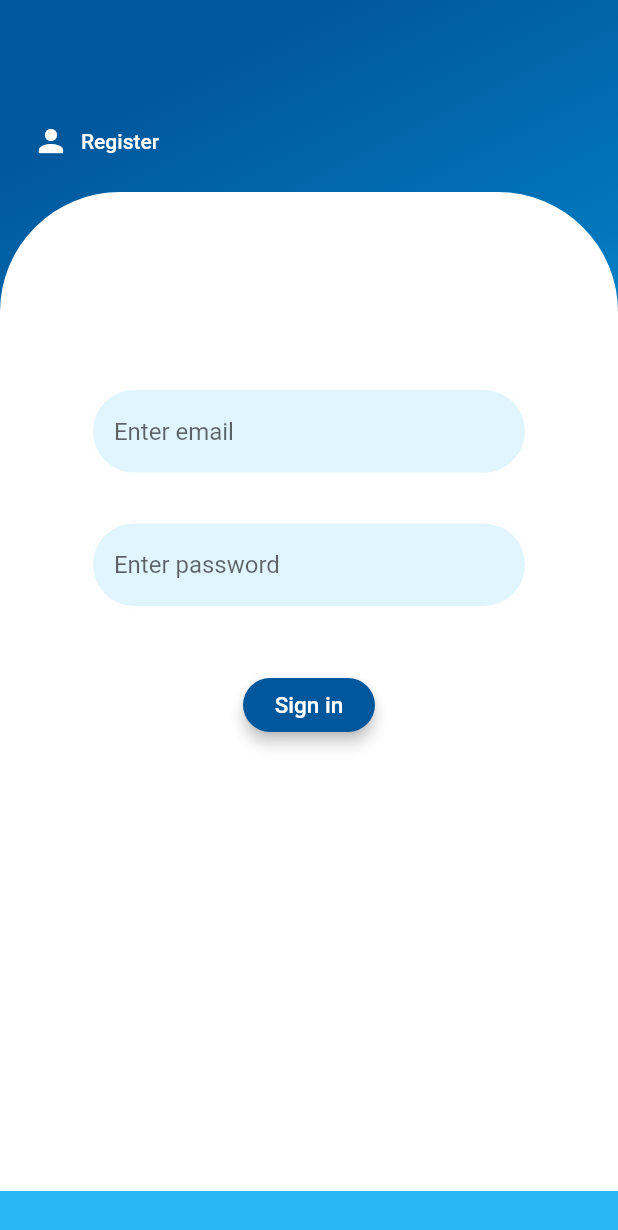
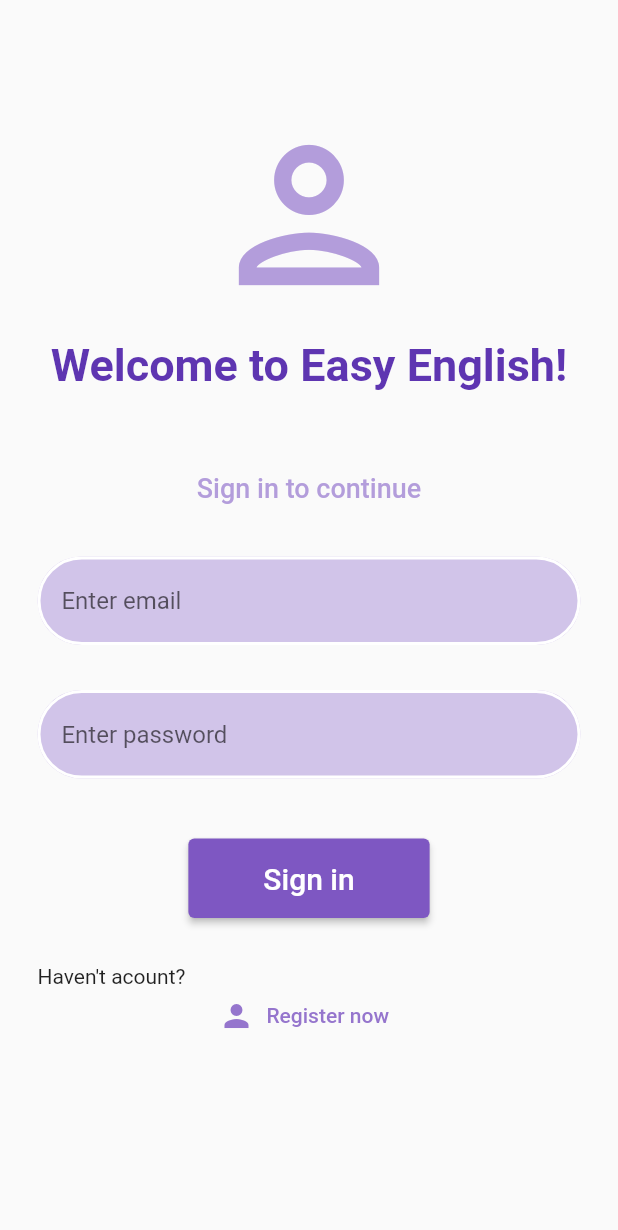
Before and after one commit to MykolaSubota/Easy-English, a Flutter app: the screen it shows after launch, on a phone screen of 412 x 824 dp. Shown: the top 1230 px of the screen. Run offline on Flutter 3.47's test engine with Material 2 defaults, Android fonts, the phone set to English and light mode, and no system bars; our stand-ins replace cloud_firestore, firebase_auth, flutter_speed_dial, flutter_spinkit, random_string, rflutter_alert; accounts and stored records are empty; Roboto replaces fonts that are missing (OrelegaOne-Regular).

Commit message:
design Register and SignIn

```diff
--- a/lib/screens/authenticate/sign_in.dart
+++ b/lib/screens/authenticate/sign_in.dart
@@ -25,114 +25,113 @@ class _SignInState extends State<SignIn> {
   @override
   Widget build(BuildContext context) {
     return loading ? Loading() : Scaffold(
-      //resizeToAvoidBottomPadding: false,
-      body: Container(
-        padding: EdgeInsets.symmetric(vertical: 30),
-        width: double.infinity,
-        decoration: BoxDecoration(
-         gradient: LinearGradient(
-           begin: Alignment.topCenter,
-         colors: [
-           Colors.lightBlue[900],
-           Colors.lightBlue[800],
-           Colors.lightBlue[400]
-         ]
-         )
+      resizeToAvoidBottomInset : false,
+      body: Padding(
+        padding: EdgeInsets.all(25),
+        child: Center(
+          child: Column(
+            children: [
+              SizedBox(height: 48),
+              Icon(Icons.person_outlined, color: Colors.deepPurple[200], size: 140),
+              SizedBox(height: 13),
+              Text("Welcome to Easy English!", style: TextStyle(
+                color: Colors.deepPurple[600],
+                fontSize: 30,
+                fontWeight: FontWeight.bold,
+                fontFamily: "OrelegaOne-Regular",
+              ),),
+              Text("Sign in to continue", style: TextStyle(
+                height: 5,
+                fontSize: 18,
+                fontWeight: FontWeight.w500,
+                color: Colors.deepPurple[200],
+
+              ),
               ),
 
-        child: Column (
-          crossAxisAlignment: CrossAxisAlignment.start,
-           children: <Widget>[
-            SizedBox(height: 30,),
-            Padding(
-              padding: EdgeInsets.all(10),
-               child: Column(
-
-                children: <Widget>[
-                 FlatButton.icon(
-                  onPressed: () {widget.toggleView();},
-                     icon: Icon(Icons.person, color: Colors.white),
-                     label: Text('Register', style: TextStyle(color: Colors.white),
-                         textDirection: TextDirection.ltr,
-                         textAlign: TextAlign.center)
-                 ),
-                ],
-              ),
-            ),
-            Expanded(
-              child: Container(
-                decoration: BoxDecoration(
-                  color: Colors.white,
-                  borderRadius: BorderRadius.only(topLeft: Radius.circular(80), topRight: Radius.circular(80))
-                ),
-                  padding: EdgeInsets.symmetric(vertical: 40.0, horizontal: 60.0),
+              Container(
                 child: Form(
                   key: _formKey,
                   child: Column(
                     children: <Widget>[
-                        SizedBox(height: 90.0),
+                      SizedBox(height: 20.0),
                       TextFormField(
                         decoration: InputDecoration(
                           hintText: ' Enter email',
-
-                              fillColor: Colors.lightBlue[50],
+                          fillColor: Colors.deepPurple[100],
                           filled: true,
                           enabledBorder: OutlineInputBorder(
-                                  borderSide: BorderSide(color: Colors.white, width: 2.0),
-                                  borderRadius: BorderRadius.all(Radius.circular(30))
+                              borderSide: BorderSide(
+                                  color: Colors.white, width: 2.0),
+                              borderRadius:
+                              BorderRadius.all(Radius.circular(30))),
+                          focusedBorder: OutlineInputBorder(
+                              borderSide: BorderSide(
+                                  color: Colors.deepPurple[100],
+                                  width: 2.2)),
                         ),
-                              focusedBorder: OutlineInputBorder(
-                              borderSide: BorderSide(color: Colors.lightBlue[50], width: 2.2)
-                              ),
-                              ),
-                              validator: (val) => val.isEmpty ? 'Enter an email' : null,
+                        validator: (val) =>
+                        val.isEmpty ? 'Enter an email' : null,
                         onChanged: (val) {
-                              setState(() => email = val );
+                          setState(() => email = val);
                         },
                       ),
                       SizedBox(height: 30.0),
                       TextFormField(
                         decoration: InputDecoration(
                           hintText: ' Enter password',
-                              fillColor: Colors.lightBlue[50],
+                          fillColor: Colors.deepPurple[100],
                           filled: true,
                           enabledBorder: OutlineInputBorder(
-                              borderSide: BorderSide(color: Colors.white, width: 2.0),
-                                  borderRadius: BorderRadius.all(Radius.circular(30))
+                              borderSide: BorderSide(
+                                  color: Colors.white, width: 2.0),
+                              borderRadius:
+                              BorderRadius.all(Radius.circular(30))),
+                          focusedBorder: OutlineInputBorder(
+                              borderSide: BorderSide(
+                                  color: Colors.deepPurple[100],
+                                  width: 2.2)),
                         ),
-                              focusedBorder: OutlineInputBorder(
-                              borderSide: BorderSide(color: Colors.lightBlue[50], width: 2.2)
-                              ),
-                              ),
-                                validator: (val) => val.length < 6 ? 'Enter a password 6+ chars long' : null,
+                        validator: (val) => val.length < 6
+                            ? 'Enter a password 6+ chars long'
+                            : null,
                         obscureText: true,
                         onChanged: (val) {
-                                  setState(() => password = val );
+                          setState(() => password = val);
                         },
                       ),
+
                       SizedBox(
                         height: 40.0,
+                        width: double.infinity,
+
+
+
                       ),
-                      RaisedButton(
-                        color: Colors.lightBlue[900],
-                        elevation: 4,
-                        shape: RoundedRectangleBorder(
-                          borderRadius: BorderRadius.all(Radius.circular(18.0)),
+
+                      ElevatedButton(
+
+                        style: ElevatedButton.styleFrom(
+                          padding: EdgeInsets.symmetric(horizontal: 50, vertical: 15),
+                          primary: Colors.deepPurple[400], // background
+                          onPrimary: Colors.white, // foreground
+
                         ),
                         child: Text(
                           'Sign in',
                           style: TextStyle(
                             color: Colors.white,
-                              fontSize: 15.0,
+                            fontSize: 20.0,
                           ),
                         ),
                         onPressed: () async {
-                          if(_formKey.currentState.validate()) {
+                          if (_formKey.currentState.validate()) {
                             setState(() => loading = true);
-                          dynamic result = await _auth.signInWithEmailAndPassword(email, password);
+                            dynamic result =
+                            await _auth.signInWithEmailAndPassword(
+                                email, password);
                             if (result == null) {
-                          setState(()
-                          {
+                              setState(() {
                                 error = 'Could not sign in!';
                                 loading = false;
                               });
@@ -140,6 +139,9 @@ class _SignInState extends State<SignIn> {
                           }
                         },
                       ),
+
+
+
                       SizedBox(height: 15.0),
                       Text(
                         error,
@@ -148,15 +150,45 @@ class _SignInState extends State<SignIn> {
                           fontSize: 14.0,
                         ),
                       ),
+
+
+                      Row(
+                        crossAxisAlignment: CrossAxisAlignment.start,
+                        children: <Widget>[
+                          Text("Haven't acount?"),
+
+                          SizedBox(
+                            height: 30,
+
+                          ),
+                          Padding(
+                            padding: EdgeInsets.all(10),
+                            child: Column(
+                              children: <Widget>[
+                                FlatButton.icon(
+                                    onPressed: () {
+                                      widget.toggleView();
+                                    },
+
+                                    icon: Icon(Icons.person, color: Colors.deepPurple[300]),
+                                    label: Text('Register now',
+                                        style: TextStyle(color: Colors.deepPurple[300]),
+                                        textDirection: TextDirection.ltr,
+
+                                        textAlign: TextAlign.center)),
                               ],
                             ),
+                          ),
+                        ],
+                      ),
+                    ],
                   ),
                 ),
               ),
             ],
           ),
         ),
+      ),
     );
-
   }
 }
```
Also changed, not shown: lib/screens/authenticate/register.dart (+55 -65 lines). Lines whose indentation alone changed are shown as unchanged.
